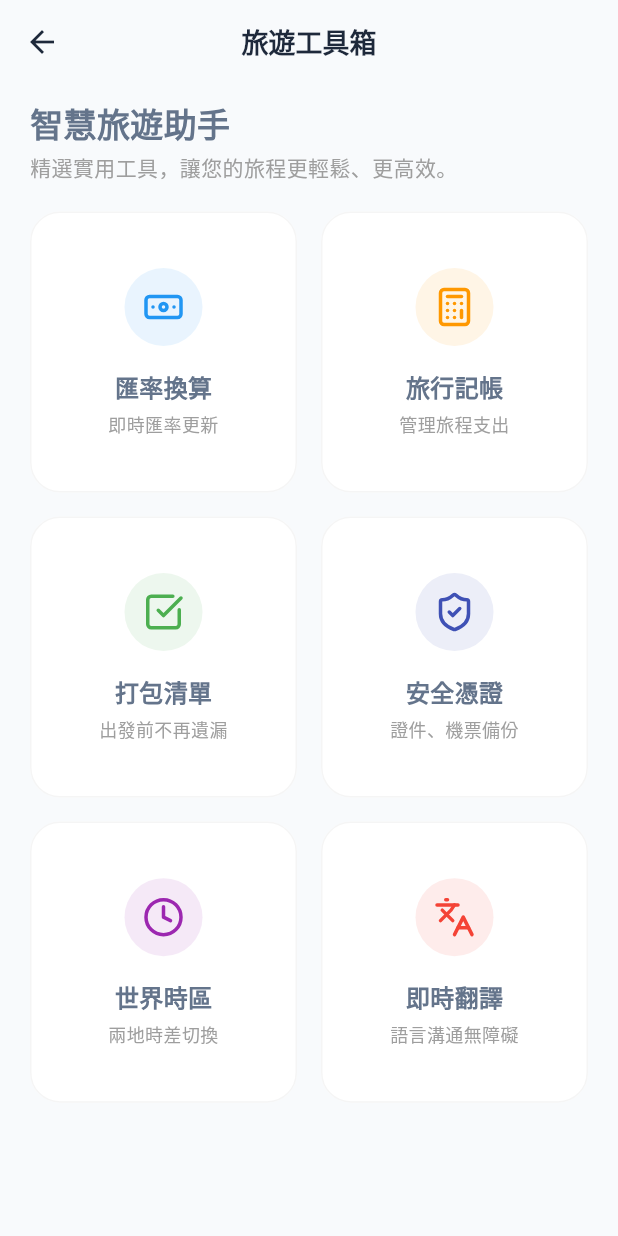
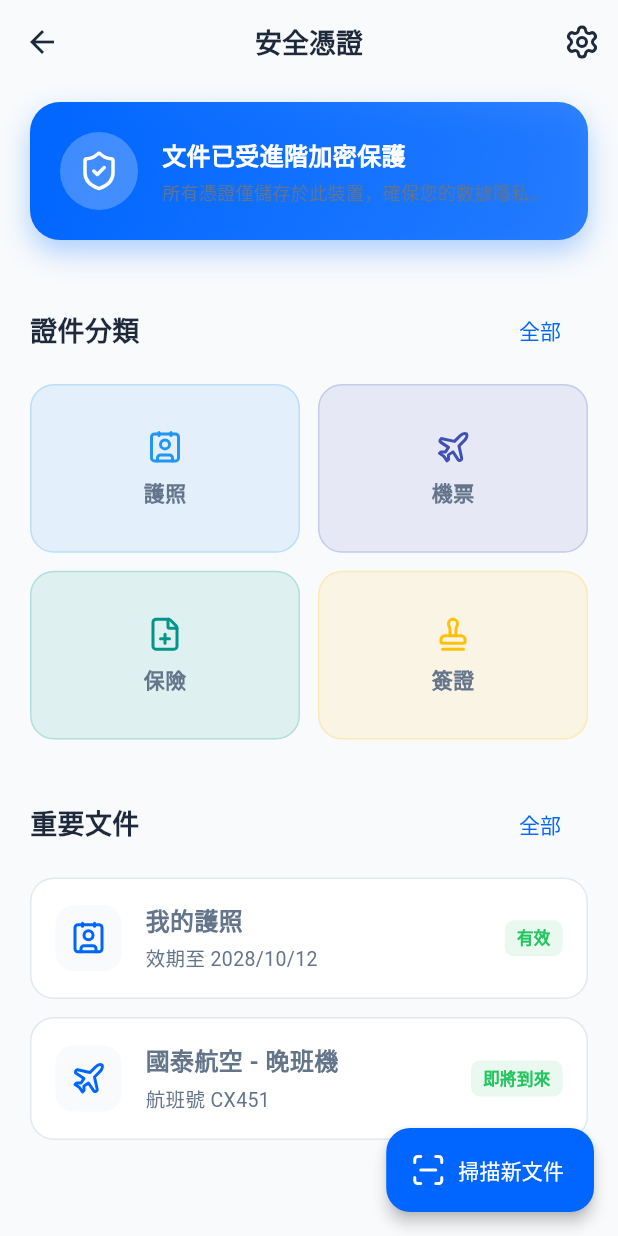
Before and after one commit to kawawei/TripFun, a Flutter app: the ToolboxPage screen opened directly, after a tap on "安全憑證", on a phone screen of 412 x 824 dp. Run offline on Flutter 3.47's test engine with Material 3 defaults, Android fonts, the phone set to English and light mode, and no system bars; our stand-ins replace dio, fl_chart, flutter_native_timezone, flutter_riverpod, flutter_tts, lucide_icons and 1 more; missing offline and left inert: translator; statements that could not run were skipped.

Commit message:
feat(toolbox): implement security credentials page for document backup

```diff
--- /dev/null
+++ b/mobile/lib/presentation/pages/toolbox/security_credentials_page.dart
@@ -0,0 +1,281 @@
+/**
+ * @file security_credentials_page.dart
+ * @description 安全憑證頁面 / Security Credentials Page
+ * @description_zh 提供旅遊證件、機票等敏感文件的加密備份與管理功能
+ * @description_en Provides encrypted backup and management for sensitive travel documents like passports and tickets
+ */
+
+import 'package:flutter/material.dart';
+import 'package:lucide_icons/lucide_icons.dart';
+import '../../../core/constants/colors.dart';
+
+class SecurityCredentialsPage extends StatelessWidget {
+  const SecurityCredentialsPage({super.key});
+
+  @override
+  Widget build(BuildContext context) {
+    return Scaffold(
+      appBar: AppBar(
+        title: const Text('安全憑證'),
+        actions: [
+          IconButton(
+            icon: const Icon(LucideIcons.settings),
+            onPressed: () {},
+          ),
+        ],
+      ),
+      body: SingleChildScrollView(
+        child: Column(
+          crossAxisAlignment: CrossAxisAlignment.start,
+          children: [
+            _buildSecurityBanner(),
+            const SizedBox(height: 24),
+            _buildSectionHeader('證件分類'),
+            const SizedBox(height: 12),
+            _buildCategoryGrid(),
+            const SizedBox(height: 32),
+            _buildSectionHeader('重要文件'),
+            const SizedBox(height: 12),
+            _buildDocumentList(),
+            const SizedBox(height: 100), // Bottom padding
+          ],
+        ),
+      ),
+      floatingActionButton: FloatingActionButton.extended(
+        onPressed: () {},
+        icon: const Icon(LucideIcons.scanLine),
+        label: const Text('掃描新文件'),
+      ),
+    );
+  }
+
+  /// 頂部安全資訊橫幅 / Top security info banner
+  Widget _buildSecurityBanner() {
+    return Container(
+      width: double.infinity,
+      margin: const EdgeInsets.symmetric(horizontal: 20, vertical: 12),
+      padding: const EdgeInsets.all(20),
+      decoration: BoxDecoration(
+        gradient: LinearGradient(
+          colors: [
+            AppColors.primary,
+            AppColors.primary.withValues(alpha: 0.8),
+          ],
+          begin: Alignment.topLeft,
+          end: Alignment.bottomRight,
+        ),
+        borderRadius: BorderRadius.circular(20),
+        boxShadow: [
+          BoxShadow(
+            color: AppColors.primary.withValues(alpha: 0.3),
+            blurRadius: 15,
+            offset: const Offset(0, 8),
+          ),
+        ],
+      ),
+      child: const Row(
+        children: [
+          Container(
+            padding: EdgeInsets.all(12),
+            decoration: BoxDecoration(
+              color: Colors.white24,
+              shape: BoxShape.circle,
+            ),
+            child: Icon(LucideIcons.shieldCheck, color: Colors.white, size: 28),
+          ),
+          SizedBox(width: 16),
+          Expanded(
+            child: Column(
+              crossAxisAlignment: CrossAxisAlignment.start,
+              children: [
+                Text(
+                  '文件已受進階加密保護',
+                  style: TextStyle(
+                    color: Colors.white,
+                    fontSize: 16,
+                    fontWeight: FontWeight.bold,
+                  ),
+                ),
+                SizedBox(height: 4),
+                Text(
+                  '所有憑證僅儲存於此裝置，確保您的數據隱私。',
+                  style: TextStyle(
+                    color: Colors.whiteb70,
+                    fontSize: 12,
+                  ),
+                ),
+              ],
+            ),
+          ),
+        ],
+      ),
+    );
+  }
+
+  /// 區塊標題 / Section Header
+  Widget _buildSectionHeader(String title) {
+    return Padding(
+      padding: const EdgeInsets.symmetric(horizontal: 20),
+      child: Row(
+        mainAxisAlignment: MainAxisAlignment.spaceBetween,
+        children: [
+          Text(
+            title,
+            style: const TextStyle(
+              fontSize: 18,
+              fontWeight: FontWeight.bold,
+              color: AppColors.textPrimary,
+            ),
+          ),
+          TextButton(
+            onPressed: () {},
+            child: const Text('全部'),
+          ),
+        ],
+      ),
+    );
+  }
+
+  /// 分類網格 / Category Grid
+  Widget _buildCategoryGrid() {
+    final categories = [
+      {'title': '護照', 'icon': LucideIcons.contact, 'color': Colors.blue},
+      {'title': '機票', 'icon': LucideIcons.plane, 'color': Colors.indigo},
+      {'title': '保險', 'icon': LucideIcons.filePlus, 'color': Colors.teal},
+      {'title': '簽證', 'icon': LucideIcons.stamp, 'color': Colors.amber},
+    ];
+
+    return GridView.builder(
+      padding: const EdgeInsets.symmetric(horizontal: 20),
+      shrinkWrap: true,
+      physics: const NeverScrollableScrollPhysics(),
+      gridDelegate: const SliverGridDelegateWithFixedCrossAxisCount(
+        crossAxisCount: 2,
+        mainAxisSpacing: 12,
+        crossAxisSpacing: 12,
+        childAspectRatio: 1.6,
+      ),
+      itemCount: categories.length,
+      itemBuilder: (context, index) {
+        final item = categories[index];
+        return Container(
+          decoration: BoxDecoration(
+            color: (item['color'] as Color).withValues(alpha: 0.1),
+            borderRadius: BorderRadius.circular(16),
+            border: Border.all(
+              color: (item['color'] as Color).withValues(alpha: 0.2),
+              width: 1,
+            ),
+          ),
+          child: InkWell(
+            onTap: () {},
+            borderRadius: BorderRadius.circular(16),
+            child: Column(
+              mainAxisAlignment: MainAxisAlignment.center,
+              children: [
+                Icon(item['icon'] as IconData, color: item['color'] as Color),
+                const SizedBox(height: 8),
+                Text(
+                  item['title'] as String,
+                  style: const TextStyle(
+                    fontWeight: FontWeight.bold,
+                    fontSize: 14,
+                  ),
+                ),
+              ],
+            ),
+          ),
+        );
+      },
+    );
+  }
+
+  /// 文件列表 / Document List
+  Widget _buildDocumentList() {
+    final documents = [
+      {
+        'title': '我的護照',
+        'subtitle': '效期至 2028/10/12',
+        'type': '護照',
+        'icon': LucideIcons.contact,
+        'status': '有效',
+      },
+      {
+        'title': '國泰航空 - 晚班機',
+        'subtitle': '航班號 CX451',
+        'type': '機票',
+        'icon': LucideIcons.plane,
+        'status': '即將到來',
+      },
+    ];
+
+    return ListView.separated(
+      padding: const EdgeInsets.symmetric(horizontal: 20),
+      shrinkWrap: true,
+      physics: const NeverScrollableScrollPhysics(),
+      itemCount: documents.length,
+      separatorBuilder: (context, index) => const SizedBox(height: 12),
+      itemBuilder: (context, index) {
+        final doc = documents[index];
+        return Container(
+          padding: const EdgeInsets.all(16),
+          decoration: BoxDecoration(
+            color: Colors.white,
+            borderRadius: BorderRadius.circular(16),
+            border: Border.all(color: AppColors.border),
+          ),
+          child: Row(
+            children: [
+              Container(
+                padding: const EdgeInsets.all(10),
+                decoration: BoxDecoration(
+                  color: AppColors.background,
+                  borderRadius: BorderRadius.circular(12),
+                ),
+                child: Icon(doc['icon'] as IconData, color: AppColors.primary),
+              ),
+              const SizedBox(width: 16),
+              Expanded(
+                child: Column(
+                  crossAxisAlignment: CrossAxisAlignment.start,
+                  children: [
+                    Text(
+                      doc['title'] as String,
+                      style: const TextStyle(
+                        fontWeight: FontWeight.bold,
+                        fontSize: 16,
+                      ),
+                    ),
+                    const SizedBox(height: 4),
+                    Text(
+                      doc['subtitle'] as String,
+                      style: const TextStyle(
+                        color: AppColors.textSecondary,
+                        fontSize: 13,
+                      ),
+                    ),
+                  ],
+                ),
+              ),
+              Container(
+                padding: const EdgeInsets.symmetric(horizontal: 8, vertical: 4),
+                decoration: BoxDecoration(
+                  color: AppColors.success.withValues(alpha: 0.1),
+                  borderRadius: BorderRadius.circular(6),
+                ),
+                child: Text(
+                  doc['status'] as String,
+                  style: const TextStyle(
+                    color: AppColors.success,
+                    fontSize: 11,
+                    fontWeight: FontWeight.bold,
+                  ),
+                ),
+              ),
+            ],
+          ),
+        );
+      },
+    );
+  }
+}
--- a/mobile/lib/presentation/pages/toolbox/toolbox_page.dart
+++ b/mobile/lib/presentation/pages/toolbox/toolbox_page.dart
@@ -12,6 +12,7 @@ import 'accounting/accounting_page.dart';
 import 'world_clock_page.dart';
 import 'translator_page.dart';
 import 'packing_list_page.dart';
+import 'security_credentials_page.dart';
 
 class ToolboxPage extends StatelessWidget {
   const ToolboxPage({super.key});
@@ -107,8 +108,14 @@ class ToolboxPage extends StatelessWidget {
                   subtitle: '證件、機票備份',
                   icon: LucideIcons.shieldCheck,
                   color: Colors.indigo,
-                  onTap: () {},
+                  onTap: () => Navigator.push(
+                    context,
+                    MaterialPageRoute(
+                      builder: (context) => const SecurityCredentialsPage(),
+                    ),
+                  ),
                 ),
+
                 _buildToolCard(
                   context,
                   title: '世界時區',
```
